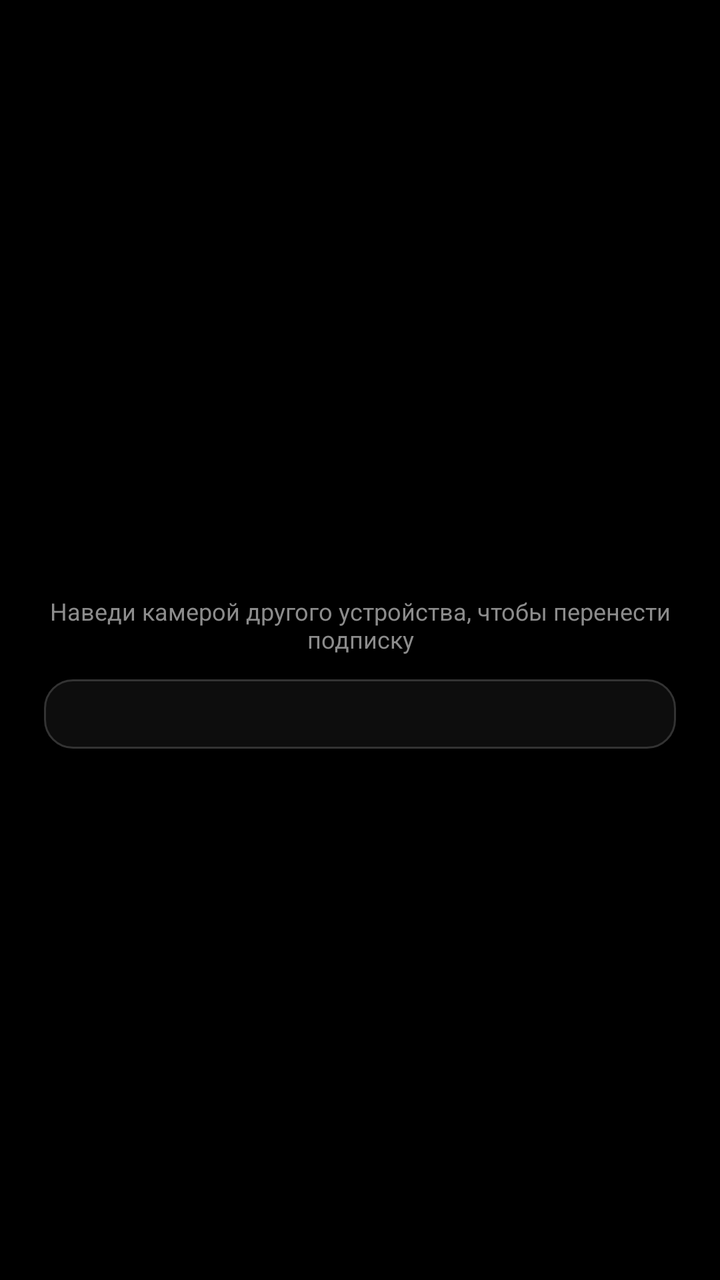
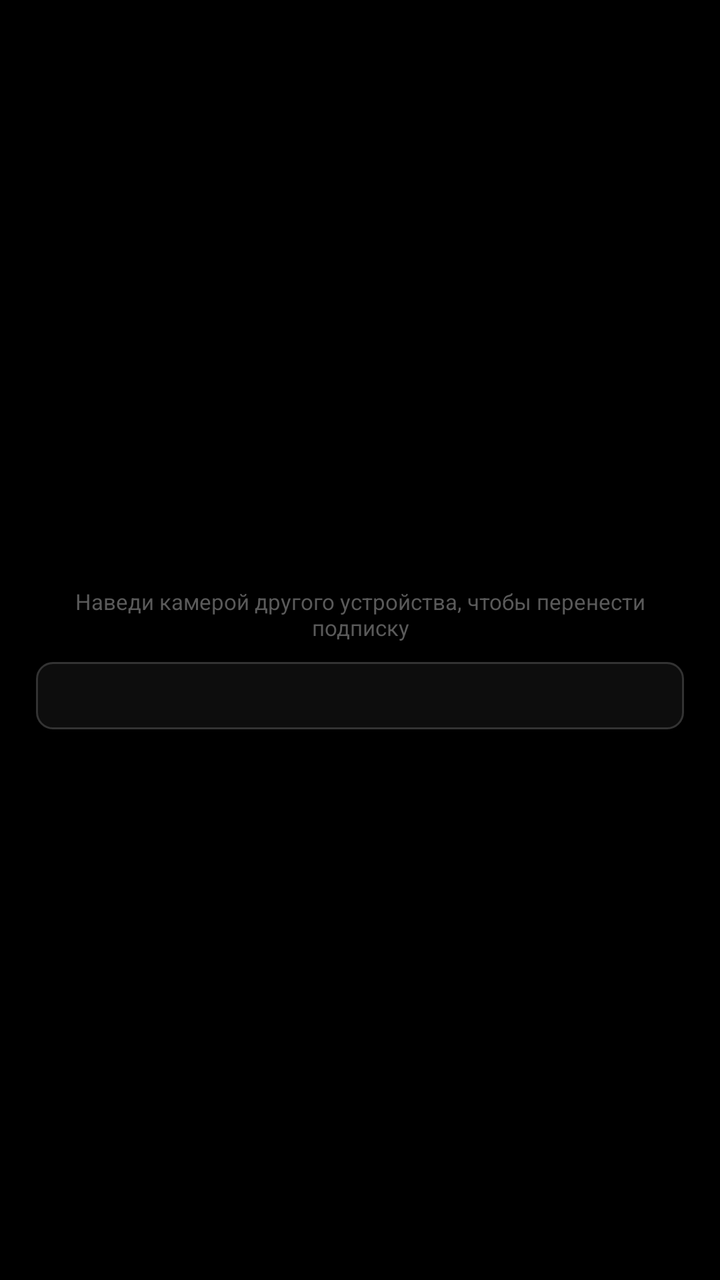

Compare the two renders of this Android layout. The source of the first and the diff that turns it into the second are given below.
<!-- AndroidManifest.xml: application theme Theme.SCVPN -->
<!-- res/layout/dialog_subscription.xml -->
<?xml version="1.0" encoding="utf-8"?>
<ScrollView xmlns:android="http://schemas.android.com/apk/res/android"
    android:layout_width="match_parent"
    android:layout_height="wrap_content">

    <LinearLayout
        android:layout_width="match_parent"
        android:layout_height="wrap_content"
        android:orientation="vertical"
        android:paddingStart="22dp"
        android:paddingEnd="22dp"
        android:paddingTop="8dp"
        android:paddingBottom="8dp">

        <TextView
            android:id="@+id/sub_account"
            android:layout_width="match_parent"
            android:layout_height="wrap_content"
            android:textColor="@color/text_dim"
            android:textSize="12sp" />

        <TextView
            android:id="@+id/sub_announce"
            android:layout_width="match_parent"
            android:layout_height="wrap_content"
            android:layout_marginTop="10dp"
            android:background="@drawable/bg_card"
            android:padding="10dp"
            android:textColor="@color/text"
            android:textSize="13sp"
            android:visibility="gone" />

        <TextView
            android:id="@+id/sub_stats"
            android:layout_width="match_parent"
            android:layout_height="wrap_content"
            android:layout_marginTop="12dp"
            android:lineSpacingExtra="5dp"
            android:textColor="@color/text"
            android:textSize="14sp" />

        <ImageView
            android:id="@+id/sub_qr"
            android:layout_width="220dp"
            android:layout_height="220dp"
            android:layout_gravity="center_horizontal"
            android:layout_marginTop="16dp"
            android:contentDescription="@string/menu_subscription" />

        <TextView
            android:layout_width="match_parent"
            android:layout_height="wrap_content"
            android:layout_marginTop="6dp"
            android:gravity="center"
            android:text="@string/sub_qr_hint"
            android:textColor="@color/text_dim"
            android:textSize="12sp" />

        <TextView
            android:id="@+id/sub_url"
            android:layout_width="match_parent"
            android:layout_height="wrap_content"
            android:layout_marginTop="12dp"
            android:background="@drawable/bg_card"
            android:padding="10dp"
            android:textColor="@color/text_dim"
            android:textIsSelectable="true"
            android:textSize="11sp"
            android:fontFamily="monospace" />
    </LinearLayout>
</ScrollView>
<!-- resources referenced by this layout -->
<resources>
  <color name="text">#FFFFFF</color>
  <color name="text_dim">#8C8C8C</color>
  <!-- drawable bg_card (drawable) -->
  <?xml version="1.0" encoding="utf-8"?>
  <shape xmlns:android="http://schemas.android.com/apk/res/android"
      android:shape="rectangle">
      <solid android:color="@color/surface" />
      <corners android:radius="14dp" />
      <stroke android:width="1dp" android:color="@color/stroke" />
  </shape>
  <string name="menu_subscription">Подписка</string>
  <string name="sub_qr_hint">Наведи камерой другого устройства, чтобы перенести подписку</string>
  <style name="Theme.SCVPN" parent="Theme.Material3.Dark.NoActionBar">
          <item name="android:colorBackground">@color/bg</item>
          <item name="android:windowBackground">@color/bg</item>
          <item name="android:statusBarColor">@color/bg</item>
          <item name="android:navigationBarColor">@color/bg</item>
          <item name="android:textColorPrimary">@color/text</item>
          <item name="android:textColorSecondary">@color/text_dim</item>
          <item name="colorPrimary">@color/accent</item>
          <item name="colorAccent">@color/accent</item>
          <item name="android:windowLightStatusBar" tools:targetApi="m">false</item>
      </style>
  <color name="surface">#0D0D0D</color>
  <color name="stroke">#333333</color>
  <color name="bg">#000000</color>
  <color name="accent">#FFFFFF</color>
</resources>

<!-- the commit's change to res/layout/dialog_subscription.xml (unified diff, before → after) -->
@@ -7,65 +7,64 @@
         android:layout_width="match_parent"
         android:layout_height="wrap_content"
         android:orientation="vertical"
-        android:paddingStart="22dp"
-        android:paddingEnd="22dp"
-        android:paddingTop="8dp"
-        android:paddingBottom="8dp">
+        android:paddingStart="@dimen/sheet_pad_h"
+        android:paddingEnd="@dimen/sheet_pad_h"
+        android:paddingTop="@dimen/sheet_gap"
+        android:paddingBottom="@dimen/sheet_gap">
 
         <TextView
             android:id="@+id/sub_account"
+            style="@style/Text.RowDetail"
             android:layout_width="match_parent"
-            android:layout_height="wrap_content"
-            android:textColor="@color/text_dim"
-            android:textSize="12sp" />
+            android:layout_height="wrap_content" />
 
         <TextView
             android:id="@+id/sub_announce"
+            style="@style/Text.RowDetail"
             android:layout_width="match_parent"
             android:layout_height="wrap_content"
-            android:layout_marginTop="10dp"
+            android:layout_marginTop="@dimen/sheet_gap"
             android:background="@drawable/bg_card"
-            android:padding="10dp"
+            android:padding="@dimen/sheet_gap"
             android:textColor="@color/text"
-            android:textSize="13sp"
             android:visibility="gone" />
 
+        
         <TextView
             android:id="@+id/sub_stats"
+            style="@style/Text.RowDetail"
             android:layout_width="match_parent"
             android:layout_height="wrap_content"
-            android:layout_marginTop="12dp"
+            android:layout_marginTop="@dimen/sheet_gap"
             android:lineSpacingExtra="5dp"
-            android:textColor="@color/text"
-            android:textSize="14sp" />
+            android:fontFeatureSettings="tnum"
+            android:textColor="@color/text" />
 
         <ImageView
             android:id="@+id/sub_qr"
             android:layout_width="220dp"
             android:layout_height="220dp"
             android:layout_gravity="center_horizontal"
-            android:layout_marginTop="16dp"
+            android:layout_marginTop="@dimen/sheet_pad_v"
             android:contentDescription="@string/menu_subscription" />
 
         <TextView
+            style="@style/Text.RowDetail"
             android:layout_width="match_parent"
             android:layout_height="wrap_content"
-            android:layout_marginTop="6dp"
+            android:layout_marginTop="@dimen/empty_gap"
             android:gravity="center"
             android:text="@string/sub_qr_hint"
-            android:textColor="@color/text_dim"
-            android:textSize="12sp" />
+            android:textColor="@color/muted" />
 
         <TextView
             android:id="@+id/sub_url"
+            style="@style/Text.Log"
             android:layout_width="match_parent"
             android:layout_height="wrap_content"
-            android:layout_marginTop="12dp"
+            android:layout_marginTop="@dimen/sheet_gap"
             android:background="@drawable/bg_card"
-            android:padding="10dp"
-            android:textColor="@color/text_dim"
-            android:textIsSelectable="true"
-            android:textSize="11sp"
-            android:fontFamily="monospace" />
+            android:padding="@dimen/sheet_gap"
+            android:textIsSelectable="true" />
     </LinearLayout>
 </ScrollView>
<!-- resource entries referenced after the edit -->
@@ -1,17 +1,32 @@
 <!-- resources referenced by this layout -->
 <resources>
+  <color name="muted">#5A5A5A</color>
   <color name="text">#FFFFFF</color>
+  <dimen name="empty_gap">8dp</dimen>
+  <dimen name="sheet_gap">10dp</dimen>
+  <dimen name="sheet_pad_h">18dp</dimen>
+  <dimen name="sheet_pad_v">16dp</dimen>
   <color name="text_dim">#8C8C8C</color>
+  <dimen name="text_row_detail">11sp</dimen>
   <!-- drawable bg_card (drawable) -->
   <?xml version="1.0" encoding="utf-8"?>
   <shape xmlns:android="http://schemas.android.com/apk/res/android"
       android:shape="rectangle">
       <solid android:color="@color/surface" />
-      <corners android:radius="14dp" />
-      <stroke android:width="1dp" android:color="@color/stroke" />
+      <corners android:radius="@dimen/box_corner" />
+      <stroke android:width="@dimen/hairline" android:color="@color/stroke" />
   </shape>
   <string name="menu_subscription">Подписка</string>
   <string name="sub_qr_hint">Наведи камерой другого устройства, чтобы перенести подписку</string>
+  <style name="Text.Log" parent="">
+          <item name="android:textSize">@dimen/text_log</item>
+          <item name="android:fontFamily">monospace</item>
+          <item name="android:textColor">@color/text_dim</item>
+      </style>
+  <style name="Text.RowDetail" parent="">
+          <item name="android:textSize">@dimen/text_row_detail</item>
+          <item name="android:textColor">@color/text_dim</item>
+      </style>
   <style name="Theme.SCVPN" parent="Theme.Material3.Dark.NoActionBar">
           <item name="android:colorBackground">@color/bg</item>
           <item name="android:windowBackground">@color/bg</item>
@@ -24,7 +39,10 @@
           <item name="android:windowLightStatusBar" tools:targetApi="m">false</item>
       </style>
   <color name="surface">#0D0D0D</color>
+  <dimen name="box_corner">8dp</dimen>
+  <dimen name="hairline">1dp</dimen>
   <color name="stroke">#333333</color>
+  <dimen name="text_log">10sp</dimen>
   <color name="bg">#000000</color>
   <color name="accent">#FFFFFF</color>
 </resources>
